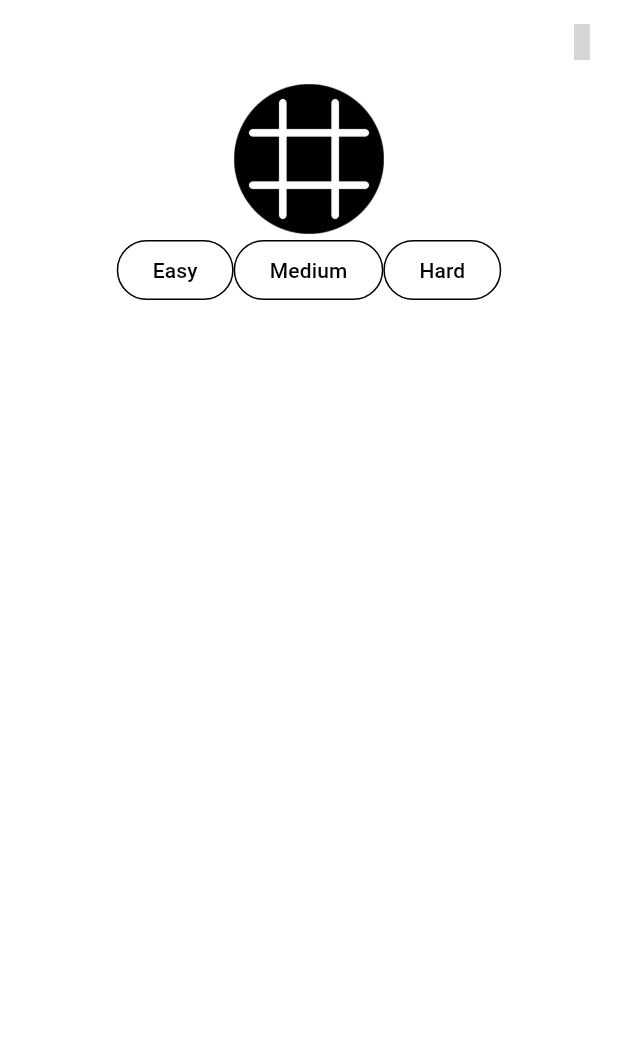
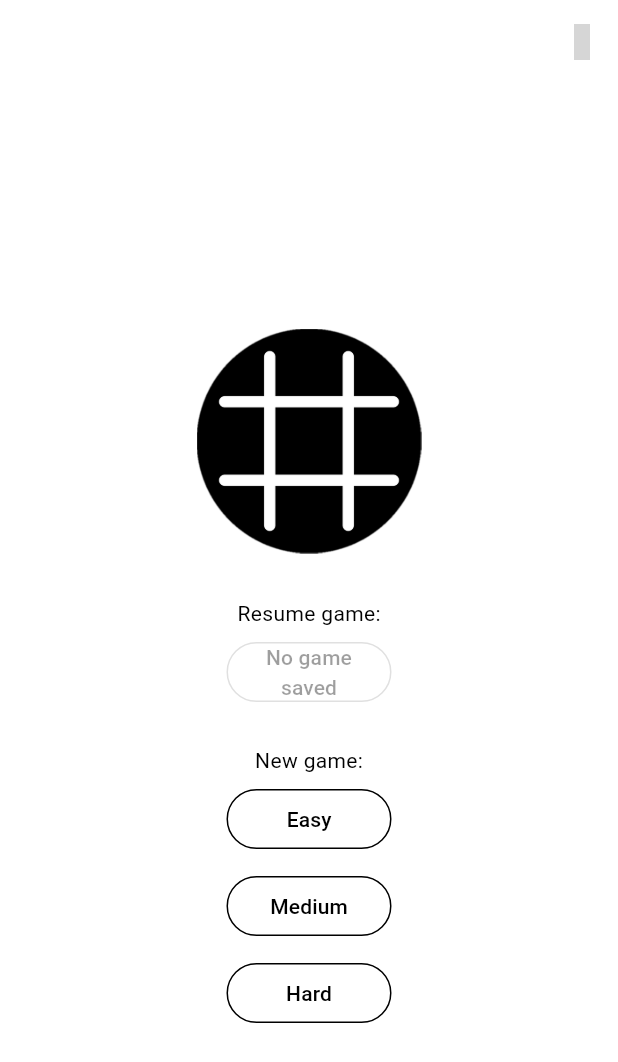
Before and after one commit to Mano176/sudoku_flutter_app, a Flutter app: the screen it shows after launch, on a phone screen of 412 x 824 dp. Shown: the top 1062 px of the screen. Run offline on Flutter 3.47's test engine with Material 3 defaults, Android fonts, the phone set to English and light mode, and no system bars; our stand-ins replace material_symbols_icons, shared_preferences; missing offline and left inert: window_manager; statements that could not run were skipped; grey boxes are pictures that could not be loaded.

Commit message:
added saving and loading of game's state

```diff
--- a/lib/main.dart
+++ b/lib/main.dart
@@ -31,9 +31,7 @@ class _MyAppState extends State<MyApp> {
     super.initState();
     () async {
       final prefs = await SharedPreferences.getInstance();
-      setState(() {
-        darkMode = prefs.getBool("darkMode") ?? false;
-      });
+      darkMode = prefs.getBool("darkMode") ?? false;
     }();
   }
 
--- a/lib/pages/start_page.dart
+++ b/lib/pages/start_page.dart
@@ -1,16 +1,46 @@
 import 'package:flutter/material.dart';
 import 'package:material_symbols_icons/symbols.dart';
+import 'package:shared_preferences/shared_preferences.dart';
 import '../sudoku_algorithms.dart';
 import 'sudoku_page.dart';
 
-class StartPage extends StatelessWidget {
+class StartPage extends StatefulWidget {
   final Function setDarkMode;
   final Function getDarkMode;
 
   const StartPage(this.setDarkMode, this.getDarkMode, {super.key});
 
-  startSoduko(context, mode) {
-    Navigator.push(context, MaterialPageRoute(builder: (context) => SudokuPage(1234, mode, setDarkMode, getDarkMode)));
+  @override
+  State<StatefulWidget> createState() => _StartPageState();
+}
+
+class _StartPageState extends State<StartPage> {
+  int? savedSeed;
+  Difficulty? savedDifficulty;
+
+  void startSoduko(BuildContext context, bool fromSave, int seed, Difficulty difficulty) {
+    Navigator.push(
+      context,
+      MaterialPageRoute(builder: (context) => SudokuPage(fromSave, seed, difficulty, widget.setDarkMode, widget.getDarkMode)),
+    ).then((value) async {
+      SharedPreferences prefs = await SharedPreferences.getInstance();
+      setState(() {
+        savedSeed = prefs.getInt("seed");
+        int? savedDifficultyIndex = prefs.getInt("difficulty");
+        savedDifficulty = savedDifficultyIndex != null ? Difficulty.values[savedDifficultyIndex] : null;
+      });
+    });
+  }
+
+  @override
+  void initState() {
+    super.initState();
+    () async {
+      SharedPreferences prefs = await SharedPreferences.getInstance();
+      savedSeed = prefs.getInt("seed");
+      int? savedDifficultyIndex = prefs.getInt("difficulty");
+      savedDifficulty = savedDifficultyIndex != null ? Difficulty.values[savedDifficultyIndex] : null;
+    }();
   }
 
   @override
@@ -19,28 +49,48 @@ class StartPage extends StatelessWidget {
       appBar: AppBar(
         actions: [
           IconButton(
-            icon: Icon(getDarkMode() ? Symbols.dark_mode : Symbols.light_mode),
+            icon: Icon(widget.getDarkMode() ? Symbols.dark_mode : Symbols.light_mode),
             onPressed: () {
-              setDarkMode(!getDarkMode());
+              widget.setDarkMode(!widget.getDarkMode());
             },
           ),
         ],
       ),
       body: Center(
         child: Column(
+          mainAxisAlignment: MainAxisAlignment.center,
           children: [
-            Image.asset(
-              "assets/icon.png",
-              width: 100,
-              height: 100,
+            Padding(
+              padding: const EdgeInsets.all(30.0),
+              child: Image.asset(
+                "assets/icon.png",
+                width: 150,
+                height: 150,
+              ),
             ),
-            Row(
-              mainAxisAlignment: MainAxisAlignment.center,
-              children: [
-                for (Difficulty difficulty in Difficulty.values)
-                  OutlinedButton(onPressed: () => startSoduko(context, difficulty), child: Text(difficulty.name)),
-              ],
-            )
+            const Text("Resume game:"),
+            SizedBox(
+              width: 120,
+              child: Padding(
+                padding: const EdgeInsets.all(5.0),
+                child: OutlinedButton(
+                  onPressed: savedSeed == null ? null : () => startSoduko(context, true, savedSeed!, savedDifficulty!),
+                  child: Text(savedSeed == null ? "No game saved" : savedDifficulty!.name, textAlign: TextAlign.center),
+                ),
+              ),
+            ),
+            const Padding(
+              padding: EdgeInsets.only(top: 20.0),
+              child: Text("New game:"),
+            ),
+            for (Difficulty difficulty in Difficulty.values)
+              SizedBox(
+                width: 120,
+                child: Padding(
+                  padding: const EdgeInsets.all(5.0),
+                  child: OutlinedButton(onPressed: () => startSoduko(context, false, 1234, difficulty), child: Text(difficulty.name)),
+                ),
+              ),
           ],
         ),
       ),
```
Also changed, not shown: lib/pages/sudoku_page.dart (+121 -28 lines).
